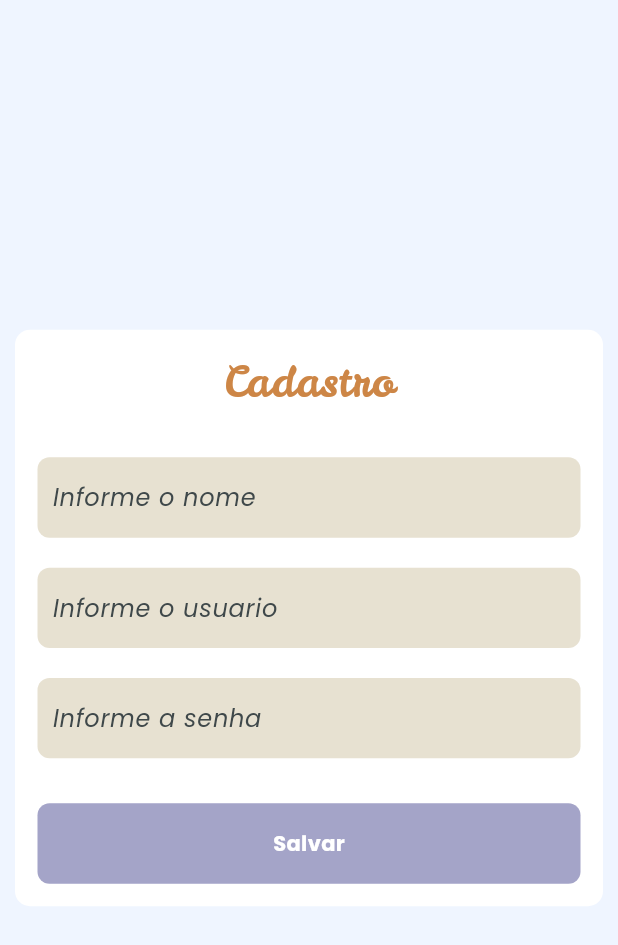
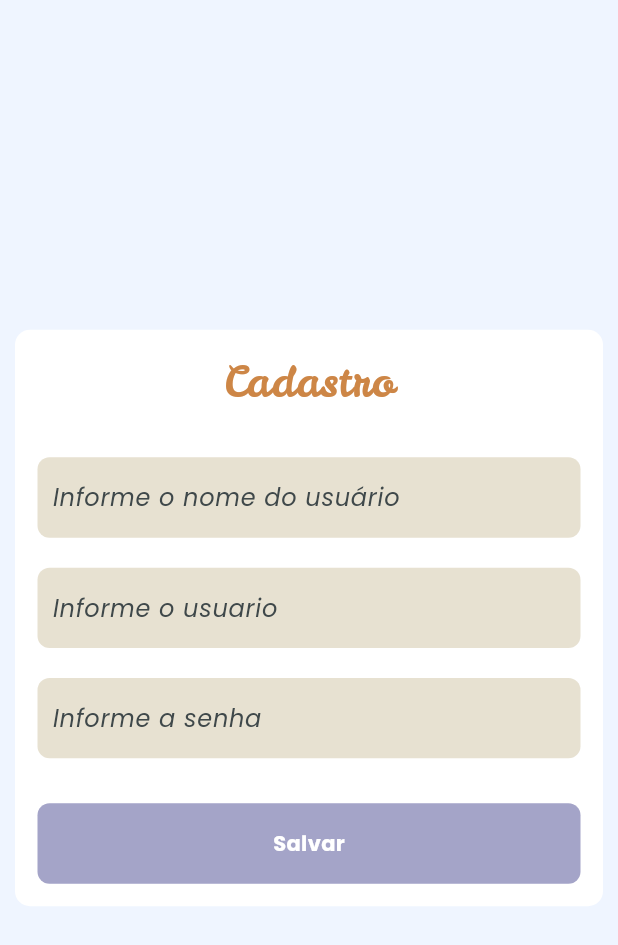
Before and after one commit to vihstudy-ifba/project_front, a Flutter app: the screen it shows after launch, after a tap on "Não possui conta? Cadastre-se!", on a phone screen of 412 x 824 dp. Shown: the top 945 px of the screen. Run offline on Flutter 3.47's test engine with Material 2 defaults, Android fonts, the phone set to English and light mode, and no system bars.

Commit message:
--- ajustes nas páginas

```diff
--- a/lib/presentation/views/login_page.dart
+++ b/lib/presentation/views/login_page.dart
@@ -25,23 +25,30 @@ class _LoginPageState extends State<LoginPage> {
             const SizedBox(
               height: 30,
             ),
-            InputField(
-              hint: "Informe o usuario",
-              onChanged: (value) => value,
-            ),
+            const InputField(
+                child: TextField(
+              decoration: InputDecoration(
+                  border: InputBorder.none,
+                  hintText: "Informe o usuário",
+                  hintStyle: TextStyle(fontStyle: FontStyle.italic)),
+            )),
             const SizedBox(
               height: 20,
             ),
-            InputField(
-              hint: "Informe a senha",
-              onChanged: (value) => value,
-            ),
+            const InputField(
+                child: TextField(
+              obscureText: true,
+              decoration: InputDecoration(
+                  border: InputBorder.none,
+                  hintText: "Informe a senha",
+                  hintStyle: TextStyle(fontStyle: FontStyle.italic)),
+            )),
             const SizedBox(
               height: 30,
             ),
             Button(
               title: "Entrar",
-              onPressed: (){},
+              onPressed: () {},
             ),
             const SizedBox(
               height: 15,
--- a/lib/presentation/views/register_page.dart
+++ b/lib/presentation/views/register_page.dart
@@ -3,6 +3,8 @@ import 'package:project_front/presentation/widgets/card_with_title.dart';
 import 'package:project_front/presentation/widgets/input_field.dart';
 
 import '../../core/paletadecores.dart';
+import '../../repository/user_repository.dart';
+import '../controllers/register_controller.dart';
 import '../widgets/button.dart';
 
 class RegisterPage extends StatefulWidget {
@@ -13,6 +15,9 @@ class RegisterPage extends StatefulWidget {
 }
 
 class _RegisterPageState extends State<RegisterPage> {
+  RegisterController controller =
+      RegisterController(repository: UserRepository());
+
   @override
   Widget build(BuildContext context) {
     return Scaffold(
@@ -26,29 +31,44 @@ class _RegisterPageState extends State<RegisterPage> {
                     height: 30,
                   ),
                   InputField(
-                    hint: "Informe o nome",
-                    onChanged: (value) => value,
-                  ),
+                      child: TextField(
+                    onChanged: (value) => controller.usuario!.nome = value,
+                    decoration: const InputDecoration(
+                        border: InputBorder.none,
+                        hintText: "Informe o nome do usuário",
+                        hintStyle: TextStyle(fontStyle: FontStyle.italic)),
+                  )),
                   const SizedBox(
                     height: 20,
                   ),
                   InputField(
-                    hint: "Informe o usuario",
-                    onChanged: (value) => value,
-                  ),
+                      child: TextField(
+                    onChanged: (value) => controller.usuario!.usuario = value,
+                    decoration: const InputDecoration(
+                        border: InputBorder.none,
+                        hintText: "Informe o usuario",
+                        hintStyle: TextStyle(fontStyle: FontStyle.italic)),
+                  )),
                   const SizedBox(
                     height: 20,
                   ),
                   InputField(
-                    hint: "Informe a senha",
-                    onChanged: (value) => value,
-                  ),
+                      child: TextField(
+                    onChanged: (value) => controller.usuario!.senha = value,
+                    obscureText: true,
+                    decoration: const InputDecoration(
+                        border: InputBorder.none,
+                        hintText: "Informe a senha",
+                        hintStyle: TextStyle(fontStyle: FontStyle.italic)),
+                  )),
                   const SizedBox(
                     height: 30,
                   ),
                   Button(
                     title: "Salvar",
-                    onPressed: () {},
+                    onPressed: () async {
+                      await controller.cadastrarUsuario();
+                    },
                   ),
                 ],
               ))),
--- a/lib/presentation/widgets/input_field.dart
+++ b/lib/presentation/widgets/input_field.dart
@@ -4,11 +4,10 @@ import '../../core/paletadecores.dart';
 
 class InputField extends StatelessWidget {
   const InputField({
-    super.key, required this.hint, required this.onChanged,
+    super.key, required this.child,
   });
 
-  final String hint;
-  final Function onChanged;
+  final Widget child;
 
   @override
   Widget build(BuildContext context) {
@@ -22,15 +21,7 @@ class InputField extends StatelessWidget {
       child: Padding(
         padding: const EdgeInsets.only(left: 10, right: 10),
         child: Center(
-          child: TextField(
-            onChanged: onChanged as Function(String),
-            decoration: InputDecoration(
-              border: InputBorder.none,
-              hintText: hint,
-              hintStyle: const TextStyle(
-                fontStyle: FontStyle.italic
-              )),
-          ),
+          child: child
         ),
       ),
     );
```
